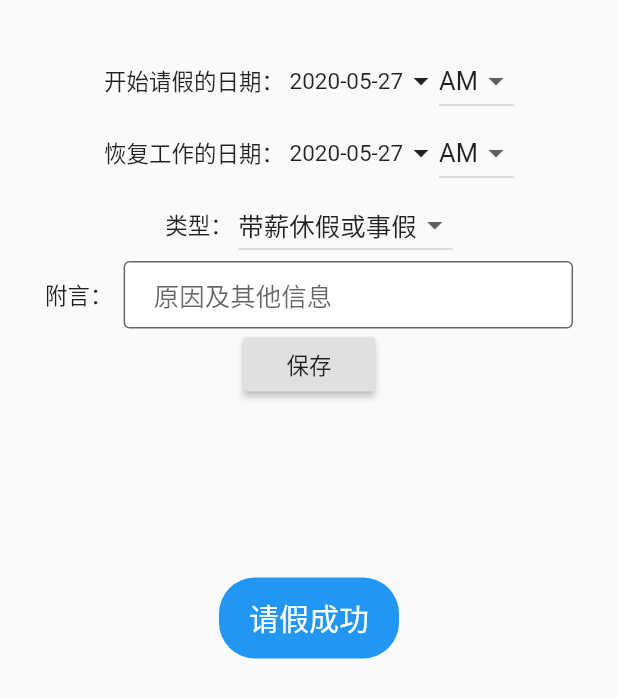
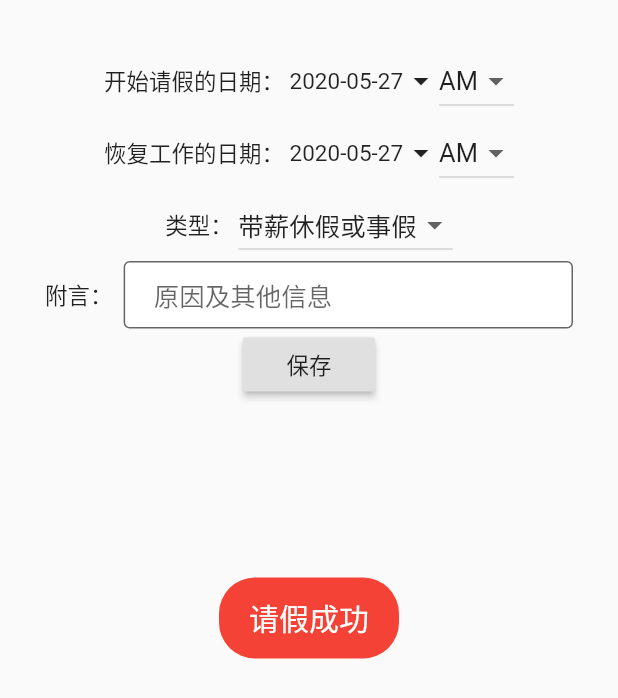
Before and after one commit to leancloud/FlutterLeaveDemo, a Flutter app: the LeavePage screen opened directly, after a tap on "保存", on a phone screen of 412 x 824 dp. Shown: the top 698 px of the screen. Run offline on Flutter 3.47's test engine with Material 2 defaults, Android fonts, the phone set to English and light mode, and no system bars; our stand-ins replace date_format, fluttertoast; missing offline and left inert: leancloud_storage.

Commit message:
some fixes

```diff
--- a/flutter_leave_lc/lib/Common/Global.dart
+++ b/flutter_leave_lc/lib/Common/Global.dart
@@ -1,5 +1,7 @@
 import 'package:flutter/material.dart';
 import 'package:leancloud_storage/leancloud.dart';
+import 'package:fluttertoast/fluttertoast.dart';
+
 String getVacationType(int type) {
   //['带薪休假或事假', '病假', '婚假', '产假', '产检假', '陪产假']
 
@@ -25,6 +27,16 @@ String getVacationType(int type) {
   }
   return '错误的假期类型';
 }
+void showToast (String msg){
+  Fluttertoast.showToast(
+      msg: msg,
+      toastLength: Toast.LENGTH_SHORT,
+      gravity: ToastGravity.CENTER,
+      timeInSecForIosWeb: 1,
+      backgroundColor: Colors.red,
+      textColor: Colors.white,
+      fontSize: 20.0);
+}
 class Global {
   //初始化全局信息，会在APP启动时执行
   static Future init() async {
@@ -33,5 +45,6 @@ class Global {
           'eLAwFuK8k3eIYxh29VlbHu2N-gzGzoHsz', 'G59fl4C1uLIQVR4BIiMjxnM3',
           server: 'https://elawfuk8.lc-cn-n1-shared.com',
           queryCache: new LCQueryCache());
+      print('init');
   }
 }
--- a/flutter_leave_lc/lib/Leave.dart
+++ b/flutter_leave_lc/lib/Leave.dart
@@ -2,7 +2,7 @@ import 'package:flutter/material.dart';
 import 'package:leancloud_storage/leancloud.dart';
 import 'package:date_format/date_format.dart';
 import 'package:http/http.dart' as http;
-import 'package:fluttertoast/fluttertoast.dart';
+import 'Common/Global.dart';
 
 class LeavePage extends StatefulWidget {
   LeavePage({Key key}) : super(key: key);
@@ -11,11 +11,7 @@ class LeavePage extends StatefulWidget {
 
 enum DateType { startDateType, endDateType }
 
-class _LeavePageState extends State<LeavePage>
-{
-  //防止 TabBar 切换后状态丢失
-//  @override
-//  bool get wantKeepAlive => true;
+class _LeavePageState extends State<LeavePage> {
 
   DateTime _startDate = DateTime.now();
   DateTime _endDate = DateTime.now();
@@ -23,7 +19,6 @@ class _LeavePageState extends State<LeavePage>
   String _dropdownEndTime = 'AM';
   String _leaveType = '带薪休假或事假';
   final TextEditingController _controller = new TextEditingController();
-
 
   String _formatDate(DateType type) {
     switch (type) {
@@ -64,56 +59,13 @@ class _LeavePageState extends State<LeavePage>
   }
 
   void saveLeaving() async {
-    LeanCloud.initialize(
-        'eLAwFuK8k3eIYxh29VlbHu2N-gzGzoHsz', 'G59fl4C1uLIQVR4BIiMjxnM3',
-        server: 'https://elawfuk8.lc-cn-n1-shared.com',
-        queryCache: new LCQueryCache());
-
-//  try {
-//    LCUser user = LCUser();
-//    user.username = 'Tom';
-//    user.password = '123';
-//// 设置其他属性的方法跟 LCObject 一样
-//    user['realname'] = '张三';
-//    await user.signUp();
-//  } on LCException catch (e) {
-//    print('${e.code} : ${e.message}');
-//  }
-//
-//     登录成功
     try {
       LCUser user = await LCUser.login('Tom', '123');
-
-      Fluttertoast.showToast(
-          msg: "请假成功",
-          toastLength: Toast.LENGTH_SHORT,
-          gravity: ToastGravity.CENTER,
-          timeInSecForIosWeb: 1,
-          backgroundColor: Colors.blue,
-          textColor: Colors.white,
-          fontSize: 20.0);
+      showToast('请假成功');
     } on LCException catch (e) {
       print('${e.code} : ${e.message}');
-      Fluttertoast.showToast(
-          msg: '请假失败：${e.code} : ${e.message}',
-          toastLength: Toast.LENGTH_SHORT,
-          gravity: ToastGravity.CENTER,
-          timeInSecForIosWeb: 1,
-          backgroundColor: Colors.red,
-          textColor: Colors.white,
-          fontSize: 20.0);
+      showToast('请假失败：${e.code} : ${e.message}');
     }
-
-//  LCUser currentUser = await LCUser.getCurrent();
-//  // 构建对象
-//  LCObject todo = LCObject("Leave");
-//
-//  todo['duration'] = 1;
-//  await todo.save();
-
-// 将对象保存到云端
-
-//  return todo;
   }
 
   @override
@@ -122,7 +74,7 @@ class _LeavePageState extends State<LeavePage>
       body: new Container(
         margin: const EdgeInsets.all(30.0),
         child: Column(
-//        mainAxisAlignment: MainAxisAlignment.center,
+          mainAxisAlignment: MainAxisAlignment.start,
           children: <Widget>[
             Row(
               mainAxisAlignment: MainAxisAlignment.center,
--- a/flutter_leave_lc/lib/Login.dart
+++ b/flutter_leave_lc/lib/Login.dart
@@ -1,5 +1,5 @@
 import 'package:flutter/material.dart';
-import 'Leave.dart';
+import 'HomeBottomBar.dart';
 
 class LoginPage extends StatefulWidget {
   @override
@@ -80,7 +80,7 @@ class _LoginPageState extends State<LoginPage> {
               //TODO 执行登录方法
               print('email:$_email , assword:$_password');
               //不再返回登录页面
-              Navigator.pushAndRemoveUntil(context, new MaterialPageRoute(builder: (context) =>  LeavePage()), (_)=>false);
+              Navigator.pushAndRemoveUntil(context, new MaterialPageRoute(builder: (context) =>  HomeBottomBarPage()), (_)=>false);
 //              Navigator.push(
 //                context,
 //                new MaterialPageRoute(builder: (context) => new LeavePage()),
--- a/flutter_leave_lc/lib/main.dart
+++ b/flutter_leave_lc/lib/main.dart
@@ -1,7 +1,6 @@
 import 'package:flutter/material.dart';
 import 'package:flutterapplc/Login.dart';
 import 'package:flutter_localizations/flutter_localizations.dart';
-import 'HomeBottomBar.dart';
 import 'Common/Global.dart';
 
 void main() => Global.init().then((e) => runApp(MyApp()));
@@ -21,7 +20,7 @@ class MyApp extends StatelessWidget {
         const Locale.fromSubtags(languageCode: 'zh'),
         const Locale.fromSubtags(languageCode: 'en'),
       ],
-      home:HomeBottomBarPage(),
+      home:LoginPage(),
       locale: Locale('zh'),
     );
   }
```
Also changed, not shown: flutter_leave_lc/lib/MyLeaves.dart (+37 -93 lines).
